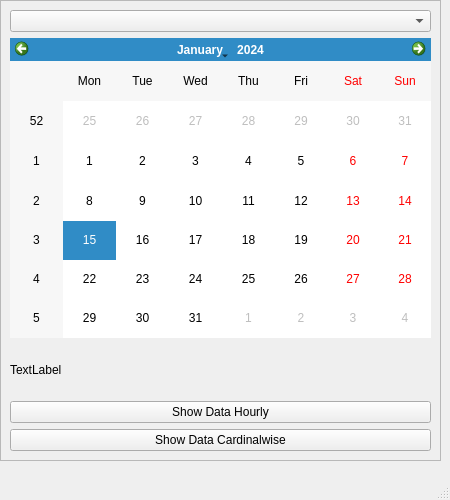
Above: qt/Show_Calendar.ui from EdgeOfAI/vehicle_counter_pyqt_app before the change. Below: the same form after it.
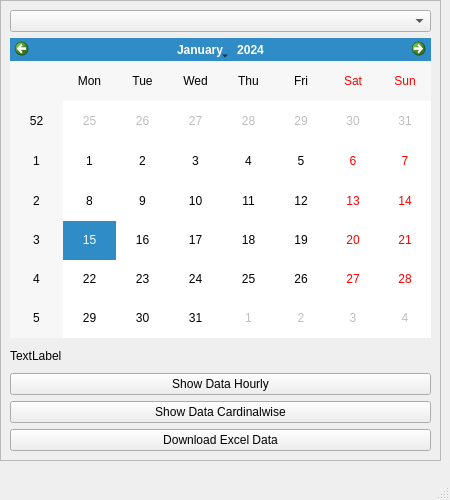
That is the form after the change.

Commit message: download data in excel format, put icon on warnign windows, and other minor changes and bug fixes

Diff of the .ui file:
```diff
--- a/qt/Show_Calendar.ui
+++ b/qt/Show_Calendar.ui
@@ -104,6 +104,17 @@
        </item>
       </layout>
      </item>
+     <item>
+      <layout class="QVBoxLayout" name="verticalLayout_3">
+       <item>
+        <widget class="QPushButton" name="downloadExcelDataBtn">
+         <property name="text">
+          <string>Download Excel Data</string>
+         </property>
+        </widget>
+       </item>
+      </layout>
+     </item>
     </layout>
    </widget>
   </widget>
```
The commit also changes 12 other files.
